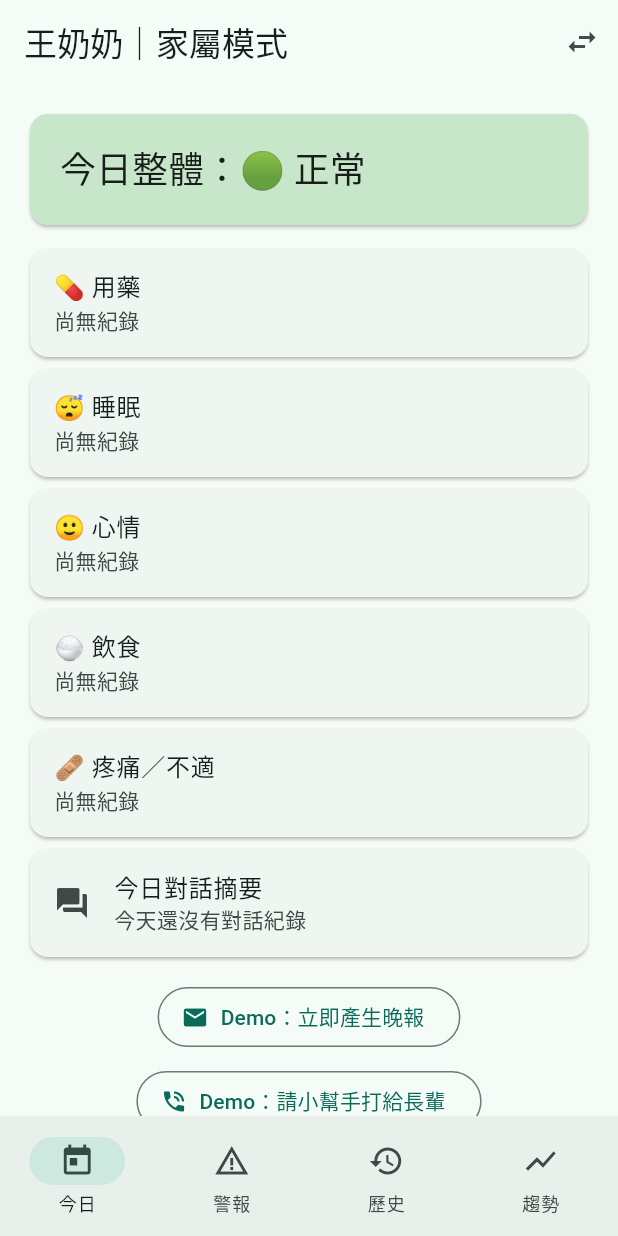
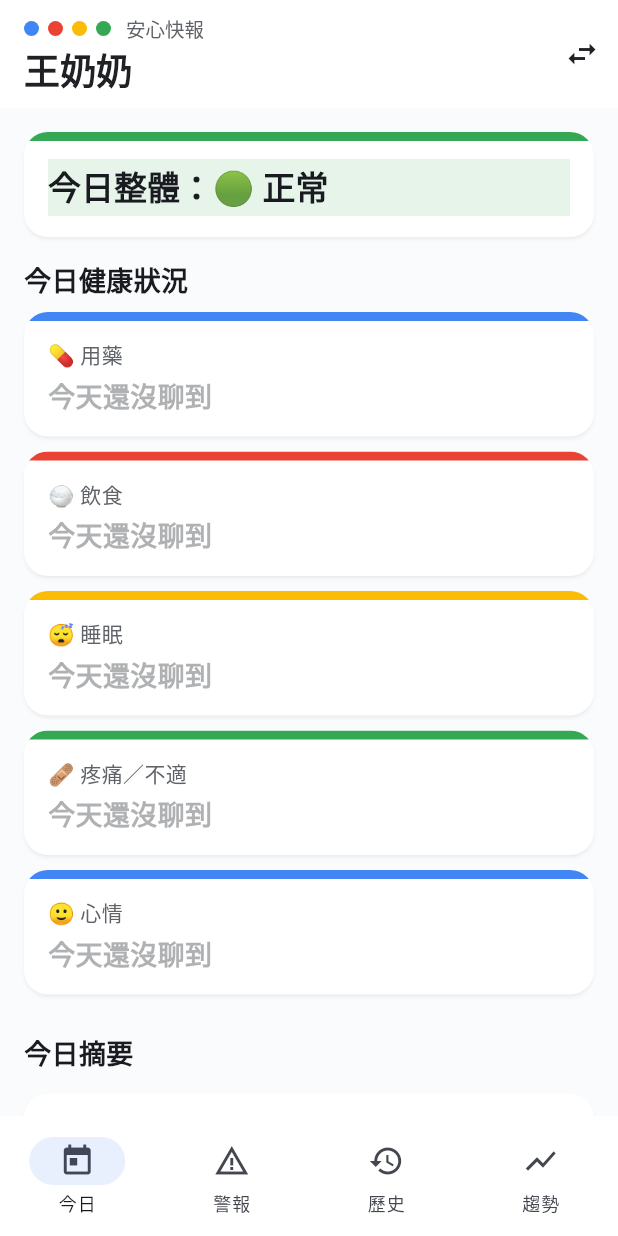
Before and after one commit to ponponnnnnn/2026MCH, a Flutter app: the screen it shows after launch, after a tap on "我是長輩", after a tap on the "swap horiz" icon, after a tap on "我是家屬", on a phone screen of 412 x 824 dp. Run offline on Flutter 3.47's test engine with Material 3 defaults, Android fonts, the phone set to English and light mode, and no system bars; our stand-ins replace cloud_firestore, firebase_core, firebase_messaging, fl_chart, flutter_riverpod, shared_preferences and 1 more; missing offline and left inert: audio_session, flutter_pcm_sound, record; accounts and stored records are empty; network calls fail.

Commit message:
feat(app): 家屬儀表板套用 Google 四色品牌視覺，跟網頁版對齊
隊友先在 origin/allaboutpower（c68ea9b）做了同一件事，我這邊也獨立做
了一版——發現撞車後改採用他的 core/theme.dart（AppColors 色階、
buildAppTheme、BrandMark、AccentCard、SideBarBox 這幾個可重用元件，
比我原本寫死在 family_screen.dart 裡的臨時色票乾淨），重新套進
family_screen.dart，同時保留這條分支上已經修過的邏輯，沒有跟著他
那份退回去：
- 睡眠卡片只有 value 能解析成數字才套「約 X 小時」（他的版本沒有這個
  判斷，跟不久前才修的 bug 一樣會出現「約 睡得不錯 小時」）
- 今日整體燈號來源不變（overallProvider 取警報跟今日晚報 overall 較
  嚴重者），只換配色
- 「Demo：立即產生晚報」按下後歷史/趨勢頁 invalidate 的邏輯不變
- 趨勢頁維持這條分支自己的「近 7 天整體狀態」圖（他的版本畫的是
  心情分數折線，但 TrendPoint 這條分支沒有 mood 欄位，接不起來）
- 歷史頁的警示事件（紅字）／建議關心（綠色色條）樣式是這條分支原本
  就有、他沒做的，這次順便換成 theme.dart 的 SideBarBox

main.dart／role_select_screen.dart 直接採用他的改法（全域套用
buildAppTheme、身分選擇畫面按鈕改用品牌色）。

驗證：dart analyze、flutter test（8 項）皆過；模擬器上重建 APK 安裝，
塞測試資料截圖確認今日健康卡片色條、紅/黃警報色條卡片都正確顯示，
截圖核對後清掉測試資料。

Co-Authored-By: Claude Sonnet 5 <noreply@anthropic.com>

```diff
--- /dev/null
+++ b/app/lib/core/theme.dart
@@ -0,0 +1,122 @@
+import 'package:flutter/material.dart';
+
+/// 與 web 版家屬儀表板一致的 Google 四色視覺語言。
+class AppColors {
+  static const paper = Color(0xFFFAFBFC);
+  static const ink = Color(0xFF202124);
+  static const inkSoft = Color(0xFF5F6368);
+
+  static const blue50 = Color(0xFFE8F0FE);
+  static const blue500 = Color(0xFF4285F4);
+  static const blue700 = Color(0xFF1A56C4);
+
+  static const red50 = Color(0xFFFCE8E6);
+  static const red500 = Color(0xFFEA4335);
+  static const red700 = Color(0xFFB0281E);
+
+  static const yellow50 = Color(0xFFFEF7E0);
+  static const yellow500 = Color(0xFFFBBC05);
+  static const yellow700 = Color(0xFFB88400);
+
+  static const green50 = Color(0xFFE6F4EA);
+  static const green500 = Color(0xFF34A853);
+  static const green700 = Color(0xFF1E7E37);
+}
+
+ThemeData buildAppTheme() {
+  final scheme = ColorScheme.fromSeed(
+    seedColor: AppColors.blue500,
+    surface: AppColors.paper,
+  );
+  return ThemeData(
+    useMaterial3: true,
+    colorScheme: scheme,
+    scaffoldBackgroundColor: AppColors.paper,
+    fontFamilyFallback: const ['Noto Sans TC', 'PingFang TC', 'Microsoft JhengHei'],
+    appBarTheme: const AppBarTheme(
+      backgroundColor: Colors.white,
+      foregroundColor: AppColors.ink,
+      surfaceTintColor: Colors.transparent,
+      elevation: 0,
+      scrolledUnderElevation: 0.5,
+    ),
+    cardTheme: CardThemeData(
+      color: Colors.white,
+      elevation: 1,
+      shadowColor: Colors.black26,
+      surfaceTintColor: Colors.transparent,
+      margin: const EdgeInsets.symmetric(vertical: 6),
+      shape: RoundedRectangleBorder(borderRadius: BorderRadius.circular(16)),
+    ),
+    navigationBarTheme: const NavigationBarThemeData(
+      backgroundColor: Colors.white,
+      surfaceTintColor: Colors.transparent,
+      indicatorColor: AppColors.blue50,
+    ),
+  );
+}
+
+/// 四個小圓點品牌標記，對應 web 版的 BrandMark。
+class BrandMark extends StatelessWidget {
+  const BrandMark({super.key});
+
+  @override
+  Widget build(BuildContext context) {
+    const colors = [
+      AppColors.blue500,
+      AppColors.red500,
+      AppColors.yellow500,
+      AppColors.green500,
+    ];
+    return Row(mainAxisSize: MainAxisSize.min, children: [
+      for (final c in colors)
+        Container(
+          width: 10,
+          height: 10,
+          margin: const EdgeInsets.only(right: 6),
+          decoration: BoxDecoration(color: c, shape: BoxShape.circle),
+        ),
+    ]);
+  }
+}
+
+/// 卡片頂部帶一條品牌色色條（web 版 HealthCards 的樣式）。
+class AccentCard extends StatelessWidget {
+  final Color accent;
+  final Widget child;
+  const AccentCard({super.key, required this.accent, required this.child});
+
+  @override
+  Widget build(BuildContext context) => Card(
+        margin: EdgeInsets.zero,
+        clipBehavior: Clip.antiAlias,
+        child: Column(crossAxisAlignment: CrossAxisAlignment.start, children: [
+          Container(height: 6, color: accent),
+          Padding(padding: const EdgeInsets.fromLTRB(16, 12, 16, 14), child: child),
+        ]),
+      );
+}
+
+/// 左側色條的訊息區塊（web 版警報與建議關心的樣式）。
+class SideBarBox extends StatelessWidget {
+  final Color border;
+  final Color background;
+  final Widget child;
+  const SideBarBox({
+    super.key,
+    required this.border,
+    required this.background,
+    required this.child,
+  });
+
+  @override
+  Widget build(BuildContext context) => Container(
+        decoration: BoxDecoration(
+          color: background,
+          borderRadius: const BorderRadius.horizontal(right: Radius.circular(16)),
+          border: Border(left: BorderSide(color: border, width: 4)),
+        ),
+        padding: const EdgeInsets.fromLTRB(18, 14, 18, 14),
+        child: child,
+      );
+}
--- a/app/lib/features/family/family_screen.dart
+++ b/app/lib/features/family/family_screen.dart
@@ -6,6 +6,7 @@ import 'package:intl/intl.dart';
 import '../../core/config.dart';
 import '../../core/models.dart';
 import '../../core/providers.dart';
+import '../../core/theme.dart';
 
 class FamilyScreen extends ConsumerStatefulWidget {
   const FamilyScreen({super.key});
@@ -22,7 +23,20 @@ class _FamilyScreenState extends ConsumerState<FamilyScreen> {
     const pages = [_TodayTab(), _AlertsTab(), _HistoryTab(), _TrendTab()];
     return Scaffold(
       appBar: AppBar(
-        title: Text('${AppConfig.elderName}｜家屬模式'),
+        toolbarHeight: 72,
+        title: Column(
+          crossAxisAlignment: CrossAxisAlignment.start,
+          mainAxisSize: MainAxisSize.min,
+          children: [
+            const Row(children: [
+              BrandMark(),
+              SizedBox(width: 4),
+              Text('安心快報', style: TextStyle(fontSize: 13, color: AppColors.inkSoft)),
+            ]),
+            const SizedBox(height: 4),
+            Text(AppConfig.elderName, style: const TextStyle(fontSize: 24, fontWeight: FontWeight.w900)),
+          ],
+        ),
         actions: [
           IconButton(
             tooltip: '切換身分',
@@ -53,10 +67,21 @@ String _overallLabel(Overall o) => switch (o) {
     };
 
 Color _overallColor(Overall o) => switch (o) {
-      Overall.normal => Colors.green.shade100,
-      Overall.watch => Colors.amber.shade100,
-      Overall.alert => Colors.red.shade100,
+      Overall.normal => AppColors.green50,
+      Overall.watch => AppColors.yellow50,
+      Overall.alert => AppColors.red50,
     };
+
+Color _overallAccent(Overall o) => switch (o) {
+      Overall.normal => AppColors.green500,
+      Overall.watch => AppColors.yellow500,
+      Overall.alert => AppColors.red500,
+    };
+
+Widget _sectionTitle(String t) => Padding(
+      padding: const EdgeInsets.only(top: 16, bottom: 8),
+      child: Text(t, style: const TextStyle(fontSize: 18, fontWeight: FontWeight.bold)),
+    );
 
 final _hm = DateFormat('HH:mm');
 
@@ -69,53 +94,64 @@ class _TodayTab extends ConsumerWidget {
     final logs = ref.watch(logsProvider).value ?? const [];
     final summary = ref.watch(summaryProvider).value;
 
-    const meta = {
-      'medication': ('💊 用藥', 'medication'),
-      'sleep': ('😴 睡眠', 'sleep'),
-      'mood': ('🙂 心情', 'mood'),
-      'meal': ('🍚 飲食', 'meal'),
-      'pain': ('🩹 疼痛／不適', 'pain'),
-    };
+    const meta = [
+      ('medication', '💊 用藥', AppColors.blue500),
+      ('meal', '🍚 飲食', AppColors.red500),
+      ('sleep', '😴 睡眠', AppColors.yellow500),
+      ('pain', '🩹 疼痛／不適', AppColors.green500),
+      ('mood', '🙂 心情', AppColors.blue500),
+    ];
 
     HealthLog? latest(String type) =>
         logs.where((l) => l.type == type).fold<HealthLog?>(
             null, (a, b) => a == null || b.ts.isAfter(a.ts) ? b : a);
 
+    Widget healthCard((String, String, Color) m) {
+      final l = latest(m.$1);
+      // sleep 的 value 是「數值或狀態」（tools/declarations.ts），不一定是數字，
+      // 不是數字就不套「約 X 小時」這個單位
+      final v = l == null ? null : (m.$1 == 'sleep' && num.tryParse(l.value.trim()) != null ? '約 ${l.value} 小時' : l.value);
+      return AccentCard(
+        accent: m.$3,
+        child: Column(crossAxisAlignment: CrossAxisAlignment.start, children: [
+          Row(children: [
+            Expanded(child: Text(m.$2, style: const TextStyle(fontSize: 14, color: AppColors.inkSoft))),
+            if (l != null) Text(_hm.format(l.ts), style: const TextStyle(fontSize: 12, color: AppColors.inkSoft)),
+          ]),
+          const SizedBox(height: 4),
+          Text(v ?? '今天還沒聊到',
+              style: TextStyle(
+                  fontSize: 18,
+                  fontWeight: FontWeight.bold,
+                  color: v == null ? AppColors.inkSoft.withValues(alpha: 0.5) : AppColors.ink)),
+          if (l != null && l.note.isNotEmpty)
+            Text('「${l.note}」', style: const TextStyle(fontSize: 13, color: AppColors.inkSoft)),
+        ]),
+      );
+    }
+
     return ListView(padding: const EdgeInsets.all(16), children: [
-      Card(
-        color: _overallColor(overall),
-        child: Padding(
-          padding: const EdgeInsets.all(20),
+      AccentCard(
+        accent: _overallAccent(overall),
+        child: Container(
+          width: double.infinity,
+          color: _overallColor(overall),
+          padding: const EdgeInsets.symmetric(vertical: 4),
           child: Text('今日整體：${_overallLabel(overall)}',
-              style: Theme.of(context).textTheme.headlineSmall),
+              style: Theme.of(context).textTheme.titleLarge?.copyWith(fontWeight: FontWeight.bold)),
         ),
       ),
-      const SizedBox(height: 8),
-      for (final e in meta.entries)
-        Builder(builder: (_) {
-          final l = latest(e.key);
-          final v = l == null
-              ? '尚無紀錄'
-              : e.key == 'sleep' && num.tryParse(l.value.trim()) != null
-                  ? '約 ${l.value} 小時'
-                  : l.value;
-          return Card(
-            child: ListTile(
-              title: Text(e.value.$1),
-              subtitle: Text(l == null || l.note.isEmpty ? v : '$v\n「${l.note}」'),
-              isThreeLine: l != null && l.note.isNotEmpty,
-              trailing: l == null ? null : Text(_hm.format(l.ts)),
-            ),
-          );
-        }),
-      if (summary != null)
+      _sectionTitle('今日健康狀況'),
+      for (final m in meta) Padding(padding: const EdgeInsets.only(bottom: 10), child: healthCard(m)),
+      if (summary != null) ...[
+        _sectionTitle('今日摘要'),
         Card(
-          child: ListTile(
-            leading: const Icon(Icons.forum),
-            title: const Text('今日對話摘要'),
-            subtitle: Text(summary),
+          child: Padding(
+            padding: const EdgeInsets.all(16),
+            child: Text(summary, style: const TextStyle(fontSize: 15, height: 1.5)),
           ),
         ),
+      ],
       if (AppConfig.demoMode) const _DemoTools(),
     ]);
   }
@@ -187,17 +223,41 @@ class _AlertsTab extends ConsumerWidget {
   @override
   Widget build(BuildContext context, WidgetRef ref) {
     final alerts = ref.watch(alertsProvider).value ?? const [];
-    if (alerts.isEmpty) return const Center(child: Text('今天沒有警報 🎉'));
+    if (alerts.isEmpty) {
+      return ListView(padding: const EdgeInsets.all(16), children: const [
+        SideBarBox(
+          border: AppColors.green500,
+          background: AppColors.green50,
+          child: Text('目前沒有異常警報，一切平順。', style: TextStyle(color: AppColors.green700)),
+        ),
+      ]);
+    }
     return ListView(padding: const EdgeInsets.all(16), children: [
       for (final a in alerts)
-        Card(
-          color: a.level == AlertLevel.red ? Colors.red.shade50 : Colors.amber.shade50,
-          child: ListTile(
-            leading: Icon(Icons.warning,
-                color: a.level == AlertLevel.red ? Colors.red : Colors.amber.shade800),
-            title: Text('${a.level == AlertLevel.red ? '🔴 緊急' : '🟡 留意'}｜${a.reason}'),
-            subtitle: Text('「${a.quote}」'),
-            trailing: Text(_hm.format(a.ts)),
+        Padding(
+          padding: const EdgeInsets.only(bottom: 12),
+          child: SideBarBox(
+            border: a.level == AlertLevel.red ? AppColors.red500 : AppColors.yellow500,
+            background: a.level == AlertLevel.red ? AppColors.red50 : AppColors.yellow50,
+            child: Column(crossAxisAlignment: CrossAxisAlignment.start, children: [
+              Row(children: [
+                Expanded(
+                  child: Text(a.level == AlertLevel.red ? '緊急' : '請留意',
+                      style: TextStyle(
+                          fontSize: 14,
+                          fontWeight: FontWeight.bold,
+                          color: a.level == AlertLevel.red ? AppColors.red700 : AppColors.yellow700)),
+                ),
+                Text(_hm.format(a.ts), style: const TextStyle(fontSize: 13, color: AppColors.inkSoft)),
+              ]),
+              const SizedBox(height: 4),
+              Text(a.reason, style: const TextStyle(fontSize: 16)),
+              if (a.quote.isNotEmpty)
+                Padding(
+                  padding: const EdgeInsets.only(top: 4),
+                  child: Text('長輩原話：「${a.quote}」', style: const TextStyle(fontSize: 13, color: AppColors.inkSoft)),
+                ),
+            ]),
           ),
         ),
     ]);
@@ -222,9 +282,20 @@ class _HistoryTab extends ConsumerWidget {
               expandedCrossAxisAlignment: CrossAxisAlignment.start,
               children: [
                 Text('💊 ${r.medication}\n😴 ${r.sleep}\n🙂 ${r.mood}\n🍚 ${r.meals}\n🩹 ${r.pain}'),
-                if (r.events.isNotEmpty) Text('\n⚠️ ${r.events.join('；')}'),
-                Text('\n🗣 ${r.summary}'),
-                if (r.followUps.isNotEmpty) Text('\n👉 ${r.followUps.join('；')}'),
+                if (r.events.isNotEmpty) ...[
+                  const SizedBox(height: 8),
+                  Text('⚠️ ${r.events.join('；')}', style: const TextStyle(color: AppColors.red700, fontWeight: FontWeight.w600)),
+                ],
+                const SizedBox(height: 8),
+                Text('🗣 ${r.summary}'),
+                if (r.followUps.isNotEmpty) ...[
+                  const SizedBox(height: 8),
+                  SideBarBox(
+                    border: AppColors.green500,
+                    background: AppColors.green50,
+                    child: Text('建議關心：${r.followUps.join('；')}', style: const TextStyle(color: AppColors.green700)),
+                  ),
+                ],
               ],
             ),
           ),
@@ -244,10 +315,10 @@ class _TrendTab extends ConsumerWidget {
       error: (e, _) => Center(child: Text('載入失敗：$e')),
       data: (pts) => ListView(padding: const EdgeInsets.all(16), children: [
         Text('7 天睡眠時數', style: Theme.of(context).textTheme.titleMedium),
-        _chart(pts, (p) => p.sleepHours, 0, 10, Colors.indigo, null),
+        _chart(pts, (p) => p.sleepHours, 0, 10, AppColors.blue500, null),
         const SizedBox(height: 24),
         Text('近 7 天整體狀態', style: Theme.of(context).textTheme.titleMedium),
-        _chart(pts, (p) => _overallScore(p.overall), 0, 2, Colors.teal, _overallEmoji),
+        _chart(pts, (p) => _overallScore(p.overall), 0, 2, AppColors.blue700, _overallEmoji),
       ]),
     );
   }
@@ -287,8 +358,7 @@ class _TrendTab extends ConsumerWidget {
                 getTitlesWidget: (v, _) {
                   final i = v.toInt();
                   if (i < 0 || i >= pts.length) return const SizedBox();
-                  return Text(DateFormat('M/d').format(pts[i].day),
-                      style: const TextStyle(fontSize: 11));
+                  return Text(DateFormat('M/d').format(pts[i].day), style: const TextStyle(fontSize: 11));
                 },
               ),
             ),
--- a/app/lib/features/role_select_screen.dart
+++ b/app/lib/features/role_select_screen.dart
@@ -2,6 +2,7 @@ import 'package:flutter/material.dart';
 import 'package:flutter_riverpod/flutter_riverpod.dart';
 
 import '../core/providers.dart';
+import '../core/theme.dart';
 
 class RoleSelectScreen extends ConsumerWidget {
   const RoleSelectScreen({super.key});
@@ -33,8 +34,8 @@ class RoleSelectScreen extends ConsumerWidget {
       appBar: AppBar(title: const Text('長照小幫手')),
       body: SafeArea(
         child: Column(children: [
-          big('我是長輩', Icons.elderly, Role.elder, const Color(0xFFE07A2F)),
-          big('我是家屬', Icons.family_restroom, Role.family, const Color(0xFF2E7D6B)),
+          big('我是長輩', Icons.elderly, Role.elder, AppColors.yellow700),
+          big('我是家屬', Icons.family_restroom, Role.family, AppColors.blue500),
         ]),
       ),
     );
--- a/app/lib/main.dart
+++ b/app/lib/main.dart
@@ -4,6 +4,7 @@ import 'package:flutter_riverpod/flutter_riverpod.dart';
 import 'package:shared_preferences/shared_preferences.dart';
 
 import 'core/providers.dart';
+import 'core/theme.dart';
 import 'features/elder/elder_screen.dart';
 import 'features/family/family_screen.dart';
 import 'features/role_select_screen.dart';
@@ -30,10 +31,7 @@ class CareApp extends ConsumerWidget {
     return MaterialApp(
       title: '長照小幫手',
       debugShowCheckedModeBanner: false,
-      theme: ThemeData(
-        colorScheme: ColorScheme.fromSeed(seedColor: const Color(0xFF2E7D6B)),
-        useMaterial3: true,
-      ),
+      theme: buildAppTheme(),
       home: switch (role) {
         Role.elder => const ElderScreen(),
         Role.family => const FamilyScreen(),
```
